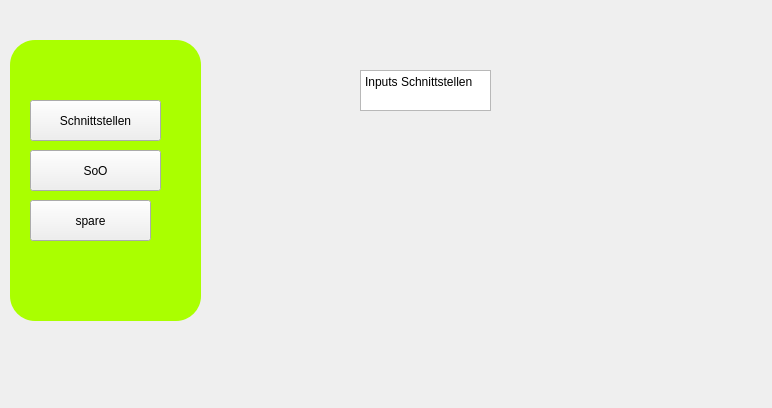
Annawillswissen/BaseDocGeneratorAnna, file UI/Mainwindow/UI_Mainwindow.ui: the form before one commit.
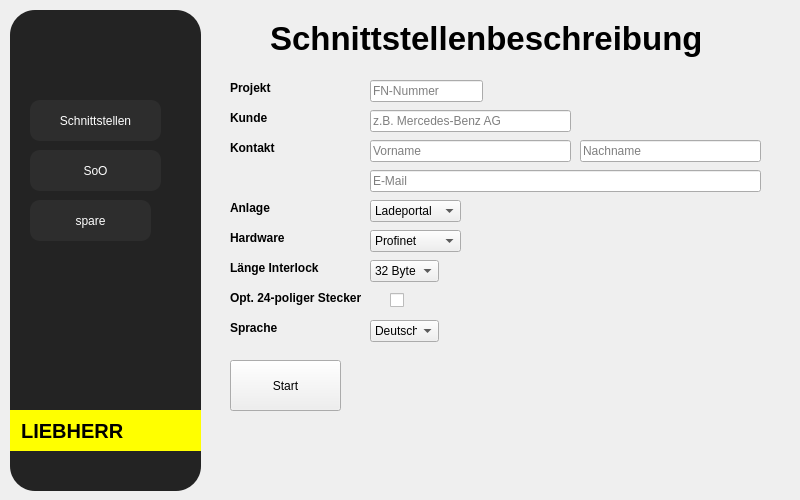
The form after the commit.

Diff of the .ui file:
```diff
--- a/UI/Mainwindow/UI_Mainwindow.ui
+++ b/UI/Mainwindow/UI_Mainwindow.ui
@@ -6,13 +6,28 @@
    <rect>
     <x>0</x>
     <y>0</y>
-    <width>772</width>
-    <height>408</height>
+    <width>800</width>
+    <height>500</height>
    </rect>
   </property>
+  <property name="minimumSize">
+   <size>
+    <width>800</width>
+    <height>500</height>
+   </size>
+  </property>
+  <property name="maximumSize">
+   <size>
+    <width>800</width>
+    <height>500</height>
+   </size>
+  </property>
   <property name="windowTitle">
    <string>MainWindow</string>
   </property>
+  <property name="styleSheet">
+   <string notr="true"/>
+  </property>
   <widget class="QWidget" name="centralwidget">
    <widget class="QPushButton" name="pb_Schnittstellen">
     <property name="geometry">
@@ -23,6 +38,23 @@
       <height>41</height>
      </rect>
     </property>
+    <property name="styleSheet">
+     <string notr="true">QPushButton {
+	color: rgb(255, 255, 255);
+	background-color: rgb(45, 45, 45);
+	border-radius: 10px;
+}
+QPushButton:hover {
+	color: rgb(255,255,255);
+	background-color: rgb(68, 68, 68);
+	border-radius: 10px;
+}
+QPushButton:pressed {
+	background-color: rgb(0, 0, 0);
+	color: rgb(255, 255, 255);
+	border-radius: 10px;
+}</string>
+    </property>
     <property name="text">
      <string>Schnittstellen</string>
     </property>
@@ -36,6 +68,23 @@
       <height>41</height>
      </rect>
     </property>
+    <property name="styleSheet">
+     <string notr="true">QPushButton {
+	color: rgb(255, 255, 255);
+	background-color: rgb(45, 45, 45);
+	border-radius: 10px;
+}
+QPushButton:hover {
+	color: rgb(255,255,255);
+	background-color: rgb(68, 68, 68);
+	border-radius: 10px;
+}
+QPushButton:pressed {
+	background-color: rgb(0, 0, 0);
+	color: rgb(255, 255, 255);
+	border-radius: 10px;
+}</string>
+    </property>
     <property name="text">
      <string>SoO</string>
     </property>
@@ -49,102 +98,508 @@
       <height>41</height>
      </rect>
     </property>
+    <property name="styleSheet">
+     <string notr="true">QPushButton {
+	color: rgb(255, 255, 255);
+	background-color: rgb(45, 45, 45);
+	border-radius: 10px;
+}
+QPushButton:hover {
+	color: rgb(255,255,255);
+	background-color: rgb(68, 68, 68);
+	border-radius: 10px;
+}
+QPushButton:pressed {
+	background-color: rgb(0, 0, 0);
+	color: rgb(255, 255, 255);
+	border-radius: 10px;
+}</string>
+    </property>
     <property name="text">
      <string>spare</string>
     </property>
    </widget>
-   <widget class="QStackedWidget" name="sw_test">
-    <property name="geometry">
-     <rect>
-      <x>280</x>
-      <y>20</y>
-      <width>481</width>
-      <height>381</height>
-     </rect>
-    </property>
-    <property name="currentIndex">
-     <number>0</number>
-    </property>
-    <widget class="QWidget" name="page">
-     <widget class="QTextEdit" name="textEdit">
-      <property name="geometry">
-       <rect>
-        <x>80</x>
-        <y>50</y>
-        <width>131</width>
-        <height>41</height>
-       </rect>
-      </property>
-      <property name="html">
-       <string>&lt;!DOCTYPE HTML PUBLIC &quot;-//W3C//DTD HTML 4.0//EN&quot; &quot;http://www.w3.org/TR/REC-html40/strict.dtd&quot;&gt;
-&lt;html&gt;&lt;head&gt;&lt;meta name=&quot;qrichtext&quot; content=&quot;1&quot; /&gt;&lt;meta charset=&quot;utf-8&quot; /&gt;&lt;style type=&quot;text/css&quot;&gt;
-p, li { white-space: pre-wrap; }
-hr { height: 1px; border-width: 0; }
-li.unchecked::marker { content: &quot;\2610&quot;; }
-li.checked::marker { content: &quot;\2612&quot;; }
-&lt;/style&gt;&lt;/head&gt;&lt;body style=&quot; font-family:'Segoe UI'; font-size:9pt; font-weight:400; font-style:normal;&quot;&gt;
-&lt;p style=&quot; margin-top:0px; margin-bottom:0px; margin-left:0px; margin-right:0px; -qt-block-indent:0; text-indent:0px;&quot;&gt;Inputs Schnittstellen&lt;/p&gt;&lt;/body&gt;&lt;/html&gt;</string>
-      </property>
-     </widget>
-    </widget>
-    <widget class="QWidget" name="page_2">
-     <widget class="QTextEdit" name="textEdit_2">
-      <property name="geometry">
-       <rect>
-        <x>90</x>
-        <y>60</y>
-        <width>131</width>
-        <height>41</height>
-       </rect>
-      </property>
-      <property name="html">
-       <string>&lt;!DOCTYPE HTML PUBLIC &quot;-//W3C//DTD HTML 4.0//EN&quot; &quot;http://www.w3.org/TR/REC-html40/strict.dtd&quot;&gt;
-&lt;html&gt;&lt;head&gt;&lt;meta name=&quot;qrichtext&quot; content=&quot;1&quot; /&gt;&lt;meta charset=&quot;utf-8&quot; /&gt;&lt;style type=&quot;text/css&quot;&gt;
-p, li { white-space: pre-wrap; }
-hr { height: 1px; border-width: 0; }
-li.unchecked::marker { content: &quot;\2610&quot;; }
-li.checked::marker { content: &quot;\2612&quot;; }
-&lt;/style&gt;&lt;/head&gt;&lt;body style=&quot; font-family:'Segoe UI'; font-size:9pt; font-weight:400; font-style:normal;&quot;&gt;
-&lt;p style=&quot; margin-top:0px; margin-bottom:0px; margin-left:0px; margin-right:0px; -qt-block-indent:0; text-indent:0px;&quot;&gt;Inputs SoO&lt;/p&gt;&lt;/body&gt;&lt;/html&gt;</string>
-      </property>
-     </widget>
-    </widget>
-    <widget class="QWidget" name="page_3">
-     <widget class="QTextEdit" name="textEdit_3">
-      <property name="geometry">
-       <rect>
-        <x>160</x>
-        <y>100</y>
-        <width>131</width>
-        <height>41</height>
-       </rect>
-      </property>
-      <property name="html">
-       <string>&lt;!DOCTYPE HTML PUBLIC &quot;-//W3C//DTD HTML 4.0//EN&quot; &quot;http://www.w3.org/TR/REC-html40/strict.dtd&quot;&gt;
-&lt;html&gt;&lt;head&gt;&lt;meta name=&quot;qrichtext&quot; content=&quot;1&quot; /&gt;&lt;meta charset=&quot;utf-8&quot; /&gt;&lt;style type=&quot;text/css&quot;&gt;
-p, li { white-space: pre-wrap; }
-hr { height: 1px; border-width: 0; }
-li.unchecked::marker { content: &quot;\2610&quot;; }
-li.checked::marker { content: &quot;\2612&quot;; }
-&lt;/style&gt;&lt;/head&gt;&lt;body style=&quot; font-family:'Segoe UI'; font-size:9pt; font-weight:400; font-style:normal;&quot;&gt;
-&lt;p style=&quot; margin-top:0px; margin-bottom:0px; margin-left:0px; margin-right:0px; -qt-block-indent:0; text-indent:0px;&quot;&gt;Inputs spare&lt;/p&gt;&lt;/body&gt;&lt;/html&gt;</string>
-      </property>
-     </widget>
-    </widget>
-   </widget>
    <widget class="QWidget" name="widget" native="true">
     <property name="geometry">
      <rect>
       <x>10</x>
-      <y>40</y>
+      <y>10</y>
       <width>191</width>
-      <height>281</height>
+      <height>481</height>
      </rect>
     </property>
     <property name="styleSheet">
-     <string notr="true">background-color: rgb(170, 255, 0);
+     <string notr="true">background-color: rgb(35, 35, 35);
 border-radius: 25px;</string>
     </property>
+    <widget class="QLabel" name="label">
+     <property name="geometry">
+      <rect>
+       <x>0</x>
+       <y>400</y>
+       <width>191</width>
+       <height>41</height>
+      </rect>
+     </property>
+     <property name="font">
+      <font>
+       <pointsize>15</pointsize>
+       <bold>true</bold>
+      </font>
+     </property>
+     <property name="styleSheet">
+      <string notr="true">background-color: rgb(255, 255, 0);</string>
+     </property>
+     <property name="text">
+      <string>  LIEBHERR</string>
+     </property>
+    </widget>
+   </widget>
+   <widget class="QStackedWidget" name="sw_nav_bar">
+    <property name="geometry">
+     <rect>
+      <x>220</x>
+      <y>10</y>
+      <width>571</width>
+      <height>481</height>
+     </rect>
+    </property>
+    <property name="currentIndex">
+     <number>0</number>
+    </property>
+    <widget class="QWidget" name="Interlocks">
+     <widget class="QLabel" name="label1">
+      <property name="geometry">
+       <rect>
+        <x>10</x>
+        <y>70</y>
+        <width>49</width>
+        <height>16</height>
+       </rect>
+      </property>
+      <property name="font">
+       <font>
+        <bold>true</bold>
+       </font>
+      </property>
+      <property name="text">
+       <string>Projekt</string>
+      </property>
+     </widget>
+     <widget class="QLabel" name="label_2">
+      <property name="geometry">
+       <rect>
+        <x>10</x>
+        <y>100</y>
+        <width>49</width>
+        <height>16</height>
+       </rect>
+      </property>
+      <property name="font">
+       <font>
+        <bold>true</bold>
+       </font>
+      </property>
+      <property name="text">
+       <string>Kunde</string>
+      </property>
+     </widget>
+     <widget class="QLabel" name="label_3">
+      <property name="geometry">
+       <rect>
+        <x>10</x>
+        <y>130</y>
+        <width>49</width>
+        <height>16</height>
+       </rect>
+      </property>
+      <property name="font">
+       <font>
+        <bold>true</bold>
+       </font>
+      </property>
+      <property name="text">
+       <string>Kontakt</string>
+      </property>
+     </widget>
+     <widget class="QLabel" name="label_4">
+      <property name="geometry">
+       <rect>
+        <x>10</x>
+        <y>190</y>
+        <width>49</width>
+        <height>16</height>
+       </rect>
+      </property>
+      <property name="font">
+       <font>
+        <bold>true</bold>
+       </font>
+      </property>
+      <property name="text">
+       <string>Anlage</string>
+      </property>
+     </widget>
+     <widget class="QLabel" name="label_5">
+      <property name="geometry">
+       <rect>
+        <x>10</x>
+        <y>220</y>
+        <width>61</width>
+        <height>16</height>
+       </rect>
+      </property>
+      <property name="font">
+       <font>
+        <bold>true</bold>
+       </font>
+      </property>
+      <property name="text">
+       <string>Hardware</string>
+      </property>
+     </widget>
+     <widget class="QLabel" name="label_6">
+      <property name="geometry">
+       <rect>
+        <x>10</x>
+        <y>280</y>
+        <width>141</width>
+        <height>16</height>
+       </rect>
+      </property>
+      <property name="font">
+       <font>
+        <bold>true</bold>
+       </font>
+      </property>
+      <property name="text">
+       <string>Opt. 24-poliger Stecker</string>
+      </property>
+     </widget>
+     <widget class="QLineEdit" name="le_fn_number">
+      <property name="geometry">
+       <rect>
+        <x>150</x>
+        <y>70</y>
+        <width>113</width>
+        <height>22</height>
+       </rect>
+      </property>
+      <property name="placeholderText">
+       <string>FN-Nummer</string>
+      </property>
+     </widget>
+     <widget class="QLineEdit" name="le_customer">
+      <property name="geometry">
+       <rect>
+        <x>150</x>
+        <y>100</y>
+        <width>201</width>
+        <height>22</height>
+       </rect>
+      </property>
+      <property name="placeholderText">
+       <string>z.B. Mercedes-Benz AG</string>
+      </property>
+     </widget>
+     <widget class="QLineEdit" name="le_firstname">
+      <property name="geometry">
+       <rect>
+        <x>150</x>
+        <y>130</y>
+        <width>201</width>
+        <height>22</height>
+       </rect>
+      </property>
+      <property name="placeholderText">
+       <string>Vorname</string>
+      </property>
+     </widget>
+     <widget class="QLineEdit" name="le_lastname">
+      <property name="geometry">
+       <rect>
+        <x>360</x>
+        <y>130</y>
+        <width>181</width>
+        <height>22</height>
+       </rect>
+      </property>
+      <property name="placeholderText">
+       <string>Nachname</string>
+      </property>
+     </widget>
+     <widget class="QComboBox" name="cob_typ">
+      <property name="geometry">
+       <rect>
+        <x>150</x>
+        <y>190</y>
+        <width>91</width>
+        <height>22</height>
+       </rect>
+      </property>
+      <item>
+       <property name="text">
+        <string>Ladeportal</string>
+       </property>
+      </item>
+      <item>
+       <property name="text">
+        <string>PHS</string>
+       </property>
+      </item>
+      <item>
+       <property name="text">
+        <string>Roboter</string>
+       </property>
+      </item>
+     </widget>
+     <widget class="QComboBox" name="cob_hardware">
+      <property name="geometry">
+       <rect>
+        <x>150</x>
+        <y>220</y>
+        <width>91</width>
+        <height>22</height>
+       </rect>
+      </property>
+      <item>
+       <property name="text">
+        <string>Profinet</string>
+       </property>
+      </item>
+      <item>
+       <property name="text">
+        <string>Profibus</string>
+       </property>
+      </item>
+      <item>
+       <property name="text">
+        <string>Hardwired</string>
+       </property>
+      </item>
+     </widget>
+     <widget class="QLabel" name="label_11">
+      <property name="geometry">
+       <rect>
+        <x>10</x>
+        <y>250</y>
+        <width>91</width>
+        <height>16</height>
+       </rect>
+      </property>
+      <property name="font">
+       <font>
+        <bold>true</bold>
+       </font>
+      </property>
+      <property name="text">
+       <string>Länge Interlock</string>
+      </property>
+     </widget>
+     <widget class="QComboBox" name="cob_interlock_length">
+      <property name="geometry">
+       <rect>
+        <x>150</x>
+        <y>250</y>
+        <width>69</width>
+        <height>22</height>
+       </rect>
+      </property>
+      <item>
+       <property name="text">
+        <string>32 Byte</string>
+       </property>
+      </item>
+      <item>
+       <property name="text">
+        <string>64 Byte</string>
+       </property>
+      </item>
+      <item>
+       <property name="text">
+        <string>128 Byte</string>
+       </property>
+      </item>
+     </widget>
+     <widget class="QCheckBox" name="cb_24_pins">
+      <property name="geometry">
+       <rect>
+        <x>170</x>
+        <y>280</y>
+        <width>21</width>
+        <height>20</height>
+       </rect>
+      </property>
+      <property name="text">
+       <string/>
+      </property>
+     </widget>
+     <widget class="QPushButton" name="pb_start">
+      <property name="geometry">
+       <rect>
+        <x>10</x>
+        <y>350</y>
+        <width>111</width>
+        <height>51</height>
+       </rect>
+      </property>
+      <property name="text">
+       <string>Start</string>
+      </property>
+     </widget>
+     <widget class="QLabel" name="label_10">
+      <property name="geometry">
+       <rect>
+        <x>10</x>
+        <y>310</y>
+        <width>61</width>
+        <height>16</height>
+       </rect>
+      </property>
+      <property name="font">
+       <font>
+        <bold>true</bold>
+       </font>
+      </property>
+      <property name="text">
+       <string>Sprache</string>
+      </property>
+     </widget>
+     <widget class="QComboBox" name="cob_language">
+      <property name="geometry">
+       <rect>
+        <x>150</x>
+        <y>310</y>
+        <width>69</width>
+        <height>22</height>
+       </rect>
+      </property>
+      <item>
+       <property name="text">
+        <string>Deutsch</string>
+       </property>
+      </item>
+     </widget>
+     <widget class="QLineEdit" name="le_email">
+      <property name="geometry">
+       <rect>
+        <x>150</x>
+        <y>160</y>
+        <width>391</width>
+        <height>22</height>
+       </rect>
+      </property>
+      <property name="placeholderText">
+       <string>E-Mail</string>
+      </property>
+     </widget>
+     <widget class="QLabel" name="label_15">
+      <property name="geometry">
+       <rect>
+        <x>50</x>
+        <y>10</y>
+        <width>430</width>
+        <height>50</height>
+       </rect>
+      </property>
+      <property name="font">
+       <font>
+        <pointsize>25</pointsize>
+        <bold>true</bold>
+       </font>
+      </property>
+      <property name="text">
+       <string>Schnittstellenbeschreibung</string>
+      </property>
+      <property name="alignment">
+       <set>Qt::AlignmentFlag::AlignLeading|Qt::AlignmentFlag::AlignLeft|Qt::AlignmentFlag::AlignTop</set>
+      </property>
+     </widget>
+    </widget>
+    <widget class="QWidget" name="SoO">
+     <widget class="QLabel" name="label_12">
+      <property name="geometry">
+       <rect>
+        <x>100</x>
+        <y>150</y>
+        <width>341</width>
+        <height>161</height>
+       </rect>
+      </property>
+      <property name="font">
+       <font>
+        <pointsize>20</pointsize>
+       </font>
+      </property>
+      <property name="text">
+       <string>not programmed yet</string>
+      </property>
+     </widget>
+     <widget class="QLabel" name="label_16">
+      <property name="geometry">
+       <rect>
+        <x>50</x>
+        <y>10</y>
+        <width>430</width>
+        <height>50</height>
+       </rect>
+      </property>
+      <property name="font">
+       <font>
+        <pointsize>25</pointsize>
+        <bold>true</bold>
+       </font>
+      </property>
+      <property name="text">
+       <string>Systembeschreibung</string>
+      </property>
+      <property name="alignment">
+       <set>Qt::AlignmentFlag::AlignLeading|Qt::AlignmentFlag::AlignLeft|Qt::AlignmentFlag::AlignTop</set>
+      </property>
+     </widget>
+    </widget>
+    <widget class="QWidget" name="spare">
+     <widget class="QLabel" name="label_13">
+      <property name="geometry">
+       <rect>
+        <x>120</x>
+        <y>120</y>
+        <width>341</width>
+        <height>161</height>
+       </rect>
+      </property>
+      <property name="font">
+       <font>
+        <pointsize>20</pointsize>
+       </font>
+      </property>
+      <property name="text">
+       <string>not programmed yet</string>
+      </property>
+     </widget>
+     <widget class="QLabel" name="label_17">
+      <property name="geometry">
+       <rect>
+        <x>50</x>
+        <y>10</y>
+        <width>430</width>
+        <height>50</height>
+       </rect>
+      </property>
+      <property name="font">
+       <font>
+        <pointsize>25</pointsize>
+        <bold>true</bold>
+       </font>
+      </property>
+      <property name="text">
+       <string>spare</string>
+      </property>
+      <property name="alignment">
+       <set>Qt::AlignmentFlag::AlignLeading|Qt::AlignmentFlag::AlignLeft|Qt::AlignmentFlag::AlignTop</set>
+      </property>
+     </widget>
+    </widget>
    </widget>
    <zorder>widget</zorder>
    <zorder>pb_Schnittstellen</zorder>
```
Left out of the diff: 2 changed lines with no effect on the pictures.
